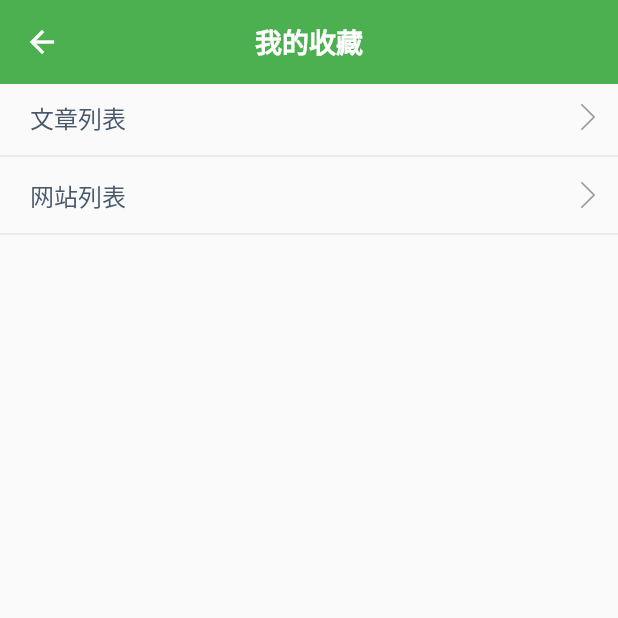
After one commit to LinHuanTanLy/FlutterWanAndroid, a Flutter app: the CollectionPage screen opened directly, on a phone screen of 412 x 824 dp, the top half of it. The commit adds this screen. Run offline on Flutter 3.47's test engine with Material 2 defaults, Android fonts, the phone set to English and light mode, and no system bars; our stand-ins replace cookie_jar, dio, flutter_easyrefresh, flutter_redux, flutter_spinkit, fluttertoast and 2 more; missing offline and left inert: banner, flutter_webview_plugin; accounts and stored records are empty; statements that could not run were skipped.

Commit message:
添加收藏接口

```diff
--- a/lib/page/login/LoginPage.dart
+++ b/lib/page/login/LoginPage.dart
@@ -1,6 +1,5 @@
 import 'package:flutter/material.dart';
 import 'package:flutter_app/common/dao/UserDao.dart';
-import 'package:flutter_app/common/event/PageFinishEvent.dart';
 import 'package:flutter_app/conf/ColorConf.dart';
 import 'package:flutter_app/redux/AppState.dart';
 import 'package:flutter_app/redux/action/UserUpdateAction.dart';
--- /dev/null
+++ b/lib/page/mine/collection/CollectionPage.dart
@@ -0,0 +1,56 @@
+import 'package:flutter/material.dart';
+import 'package:flutter_app/conf/ColorConf.dart';
+import 'package:flutter_app/widget/LyAppBar.dart';
+
+/// 收藏页面
+class CollectionPage extends StatefulWidget {
+  @override
+  _CollectionPageState createState() => _CollectionPageState();
+}
+
+class _CollectionPageState extends State<CollectionPage> {
+  @override
+  Widget build(BuildContext context) {
+    return Scaffold(
+      appBar: LyAppBar.commAppBar('我的收藏'),
+      body: Column(
+        children: <Widget>[
+          _renderCollectItem('文章列表'),
+          Divider(
+            height: 8,
+          ),
+          _renderCollectItem('网站列表'),
+          Divider(
+            height: 8,
+          ),
+        ],
+      ),
+    );
+  }
+
+  /// 渲染item子页面
+  Widget _renderCollectItem(title) {
+    return InkWell(
+      child: Container(
+        padding:
+            const EdgeInsets.only(left: 20, right: 10, top: 10, bottom: 10),
+        child: Row(
+          children: <Widget>[
+            Text(
+              title,
+              style: TextStyle(fontSize: 16, color: ColorConf.color48586D),
+            ),
+            Expanded(
+              child: Container(
+                child: Image.asset('images/right_arrow.png',
+                    width: 20, height: 20),
+                alignment: Alignment.centerRight,
+              ),
+            )
+          ],
+        ),
+      ),
+      onTap: () {},
+    );
+  }
+}
--- a/lib/utils/http/HttpUtils.dart
+++ b/lib/utils/http/HttpUtils.dart
@@ -35,7 +35,10 @@ class HttpUtils {
   }
 
   post(url, Map<String, dynamic> params, Function success, {Function error}) {
-    FormData formData = FormData.from(params);
+    FormData formData = new FormData();
+    if (params != null) {
+      formData = FormData.from(params);
+    }
     return netFetch(url,
         params: formData,
         options: Options(method: 'post'),
@@ -70,6 +73,7 @@ class HttpUtils {
     if (response != null) {
       if (response.statusCode == 200) {
         //网络请求情况下的成功
+        debugPrint('data is ${response.data}');
         String dataStr = json.encode(response.data);
         Map<String, dynamic> dataMap = json.decode(dataStr);
         int errCode = dataMap['errorCode'] ?? -1;
--- a/lib/widget/ShowLoadDialog.dart
+++ b/lib/widget/ShowLoadDialog.dart
@@ -26,9 +26,7 @@ class _ShowLoadDialogState extends State<ShowLoadDialog> {
 
   _ShowLoadDialogState(this.dismissDialog);
 
-  _dismissDialog() {
-    Navigator.of(context).pop();
-  }
+
 
   @override
   void initState() {
--- a/pubspec.yaml
+++ b/pubspec.yaml
@@ -120,6 +120,8 @@ flutter:
     - images/icon_favor.png
     - images/icon_favor_select.png
     - images/me_icon_shoucang.png
+    - images/me_icon_yaoqing.png
+    - images/me_icon_zhishu.png
   #  - images/a_dot_ham.jpeg
 
   # An image asset can refer to one or more resolution-specific "variants", see
```
Also changed, not shown: lib/common/dao/CollectionDao.dart (added, +9 -0 lines), lib/page/MinePage.dart (+24 -9 lines), lib/page/article/ArticleDetailPage.dart (+40 -3 lines), images/me_icon_yaoqing.png (added), images/me_icon_zhishu.png (added).
